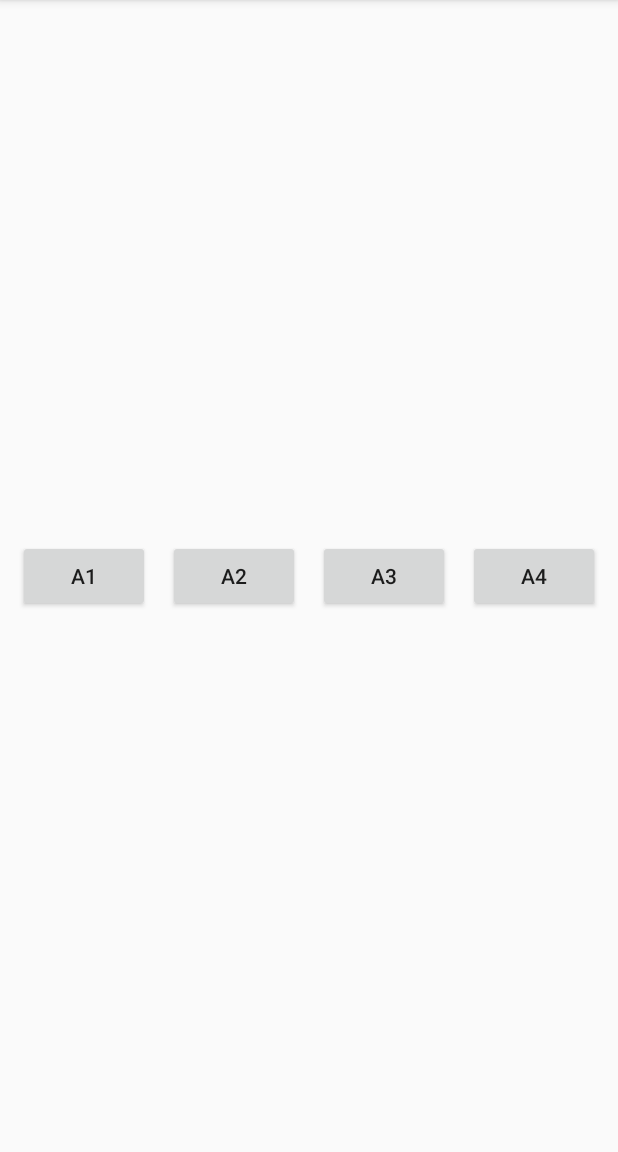
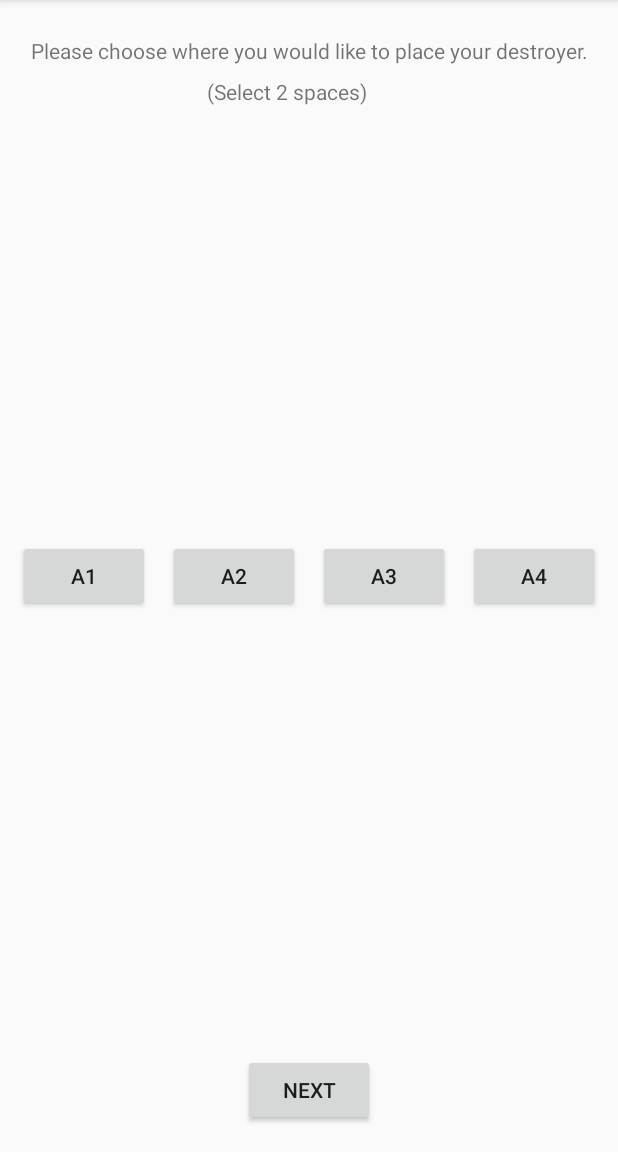
Before and after one commit to aawhitfield/InfinityMiles, an Android app: the screen it shows after launch (BattleshipActivity before the commit, BattleshipPlacementActivity after it), after a tap on "BATTLESHIP", on a phone screen of 412 x 824 dp, the part 84-1236 px from its top. Run offline under Robolectric (Android 15) with nearby library versions, the phone set to English and light mode, and no system bars.

Commit message:
started being able to layout ship placement

```diff
--- a/app/src/main/AndroidManifest.xml
+++ b/app/src/main/AndroidManifest.xml
@@ -16,9 +16,9 @@
                 <category android:name="android.intent.category.LAUNCHER" />
             </intent-filter>
         </activity>
-        <activity android:name=".BattleshipActivity" android:parentActivityName=".MainActivity"/>
+        <activity android:name=".BattleshipActivity" android:parentActivityName=".BattleshipPlacementActivity"/>
         <activity android:name=".SpotTheCarActivity" android:parentActivityName=".MainActivity"/>
-        <activity android:name=".BattleshipPlacementActivity"></activity>
+        <activity android:name=".BattleshipPlacementActivity" android:parentActivityName=".MainActivity"></activity>
     </application>
 
 </manifest>
--- a/app/src/main/java/com/infinitylabs/infinitymiles/BattleshipPlacementActivity.java
+++ b/app/src/main/java/com/infinitylabs/infinitymiles/BattleshipPlacementActivity.java
@@ -3,15 +3,22 @@ package com.infinitylabs.infinitymiles;
 import android.content.Intent;
 import android.support.v7.app.AppCompatActivity;
 import android.os.Bundle;
+import android.view.View;
 
 public class BattleshipPlacementActivity extends AppCompatActivity {
+
+    public void guessOpponents(View view)
+    {
+        Intent battleshipIntent = new Intent(this, BattleshipActivity.class);
+        startActivity(battleshipIntent);
+    }
+
 
     @Override
     protected void onCreate(Bundle savedInstanceState) {
         super.onCreate(savedInstanceState);
         setContentView(R.layout.activity_battleship_placement);
 
-        Intent battleshipIntent = new Intent(this, BattleshipActivity.class);
-        startActivity(battleshipIntent);
+
     }
 }
--- a/app/src/main/res/layout/activity_battleship_placement.xml
+++ b/app/src/main/res/layout/activity_battleship_placement.xml
@@ -6,4 +6,87 @@
     android:layout_height="match_parent"
     tools:context="com.infinitylabs.infinitymiles.BattleshipPlacementActivity">
 
+    <TextView
+        android:id="@+id/textView"
+        android:layout_width="0dp"
+        android:layout_height="wrap_content"
+        android:layout_marginEnd="16dp"
+        android:layout_marginStart="16dp"
+        android:layout_marginTop="24dp"
+        android:text="Please choose where you would like to place your destroyer."
+        android:textAlignment="center"
+        app:layout_constraintEnd_toEndOf="parent"
+        app:layout_constraintStart_toStartOf="parent"
+        app:layout_constraintTop_toTopOf="parent" />
+
+    <TextView
+        android:id="@+id/textView2"
+        android:layout_width="wrap_content"
+        android:layout_height="19dp"
+        android:layout_marginEnd="137dp"
+        android:layout_marginStart="138dp"
+        android:layout_marginTop="8dp"
+        android:text="(Select 2 spaces)"
+        app:layout_constraintEnd_toEndOf="parent"
+        app:layout_constraintHorizontal_bias="0.0"
+        app:layout_constraintStart_toStartOf="parent"
+        app:layout_constraintTop_toBottomOf="@+id/textView" />
+
+    <Button
+        android:id="@+id/button"
+        android:layout_width="wrap_content"
+        android:layout_height="wrap_content"
+        android:layout_marginBottom="17dp"
+        android:layout_marginEnd="148dp"
+        android:layout_marginStart="148dp"
+        android:onClick="guessOpponents"
+        android:text="NEXT"
+        app:layout_constraintBottom_toBottomOf="parent"
+        app:layout_constraintEnd_toEndOf="parent"
+        app:layout_constraintStart_toStartOf="parent" />
+
+    <Button
+        android:id="@+id/button2"
+        android:layout_width="wrap_content"
+        android:layout_height="wrap_content"
+        android:text="@string/buttonA1"
+        app:layout_constraintBottom_toBottomOf="parent"
+        app:layout_constraintEnd_toStartOf="@+id/button3"
+        app:layout_constraintHorizontal_bias="0.5"
+        app:layout_constraintStart_toStartOf="parent"
+        app:layout_constraintTop_toTopOf="parent" />
+
+    <Button
+        android:id="@+id/button3"
+        android:layout_width="wrap_content"
+        android:layout_height="wrap_content"
+        android:text="@string/buttonA2"
+        app:layout_constraintBottom_toBottomOf="parent"
+        app:layout_constraintEnd_toStartOf="@+id/button4"
+        app:layout_constraintHorizontal_bias="0.5"
+        app:layout_constraintStart_toEndOf="@+id/button2"
+        app:layout_constraintTop_toTopOf="parent" />
+
+    <Button
+        android:id="@+id/button4"
+        android:layout_width="wrap_content"
+        android:layout_height="wrap_content"
+        android:text="@string/buttonA3"
+        app:layout_constraintBottom_toBottomOf="parent"
+        app:layout_constraintEnd_toStartOf="@+id/button5"
+        app:layout_constraintHorizontal_bias="0.5"
+        app:layout_constraintStart_toEndOf="@+id/button3"
+        app:layout_constraintTop_toTopOf="parent" />
+
+    <Button
+        android:id="@+id/button5"
+        android:layout_width="wrap_content"
+        android:layout_height="wrap_content"
+        android:text="@string/buttonA4"
+        app:layout_constraintBottom_toBottomOf="parent"
+        app:layout_constraintEnd_toEndOf="parent"
+        app:layout_constraintHorizontal_bias="0.5"
+        app:layout_constraintStart_toEndOf="@+id/button4"
+        app:layout_constraintTop_toTopOf="parent" />
+
 </android.support.constraint.ConstraintLayout>
```
